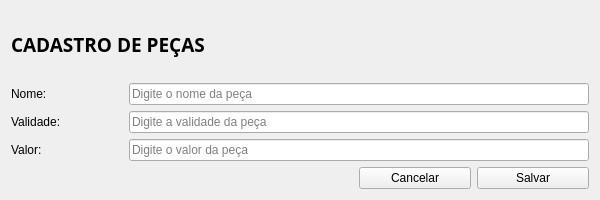
Before: the Qt Designer form view/cad_peca.ui in Gusrrocha/Gerenciador-de-Vendas, drawn with Qt 5.
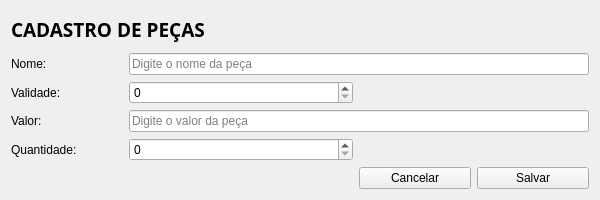
After: the same form once the commit is applied.

```diff
--- a/view/cad_peca.ui
+++ b/view/cad_peca.ui
@@ -52,7 +52,21 @@
        </property>
       </widget>
      </item>
-     <item row="4" column="0" colspan="3">
+     <item row="5" column="4">
+      <widget class="QPushButton" name="salvar_btn">
+       <property name="text">
+        <string>Salvar</string>
+       </property>
+      </widget>
+     </item>
+     <item row="3" column="1" colspan="4">
+      <widget class="QLineEdit" name="valor">
+       <property name="placeholderText">
+        <string>Digite o valor da peça</string>
+       </property>
+      </widget>
+     </item>
+     <item row="5" column="0" colspan="3">
       <spacer name="horizontalSpacer">
        <property name="orientation">
         <enum>Qt::Horizontal</enum>
@@ -68,13 +82,6 @@
        </property>
       </spacer>
      </item>
-     <item row="4" column="3">
-      <widget class="QPushButton" name="cancelar_peca_btn">
-       <property name="text">
-        <string>Cancelar</string>
-       </property>
-      </widget>
-     </item>
      <item row="3" column="0">
       <widget class="QLabel" name="label_3">
        <property name="text">
@@ -82,17 +89,17 @@
        </property>
       </widget>
      </item>
-     <item row="4" column="4">
-      <widget class="QPushButton" name="salvar_peca_btn">
+     <item row="5" column="3">
+      <widget class="QPushButton" name="cancelar_btn">
        <property name="text">
-        <string>Salvar</string>
+        <string>Cancelar</string>
        </property>
       </widget>
      </item>
-     <item row="3" column="1" colspan="4">
-      <widget class="QLineEdit" name="lineEdit_3">
+     <item row="1" column="1" colspan="4">
+      <widget class="QLineEdit" name="nome">
        <property name="placeholderText">
-        <string>Digite o valor da peça</string>
+        <string>Digite o nome da peça</string>
        </property>
       </widget>
      </item>
@@ -103,13 +110,6 @@
        </property>
       </widget>
      </item>
-     <item row="2" column="1" colspan="4">
-      <widget class="QLineEdit" name="lineEdit_2">
-       <property name="placeholderText">
-        <string>Digite a validade da peça</string>
-       </property>
-      </widget>
-     </item>
      <item row="1" column="0">
       <widget class="QLabel" name="label">
        <property name="text">
@@ -117,13 +117,19 @@
        </property>
       </widget>
      </item>
-     <item row="1" column="1" colspan="4">
-      <widget class="QLineEdit" name="lineEdit">
-       <property name="placeholderText">
-        <string>Digite o nome da peça</string>
+     <item row="2" column="1" colspan="2">
+      <widget class="QSpinBox" name="validade"/>
+     </item>
+     <item row="4" column="0">
+      <widget class="QLabel" name="label_5">
+       <property name="text">
+        <string>Quantidade:</string>
        </property>
       </widget>
      </item>
+     <item row="4" column="1" colspan="2">
+      <widget class="QSpinBox" name="quantidade"/>
+     </item>
     </layout>
    </item>
   </layout>
```
